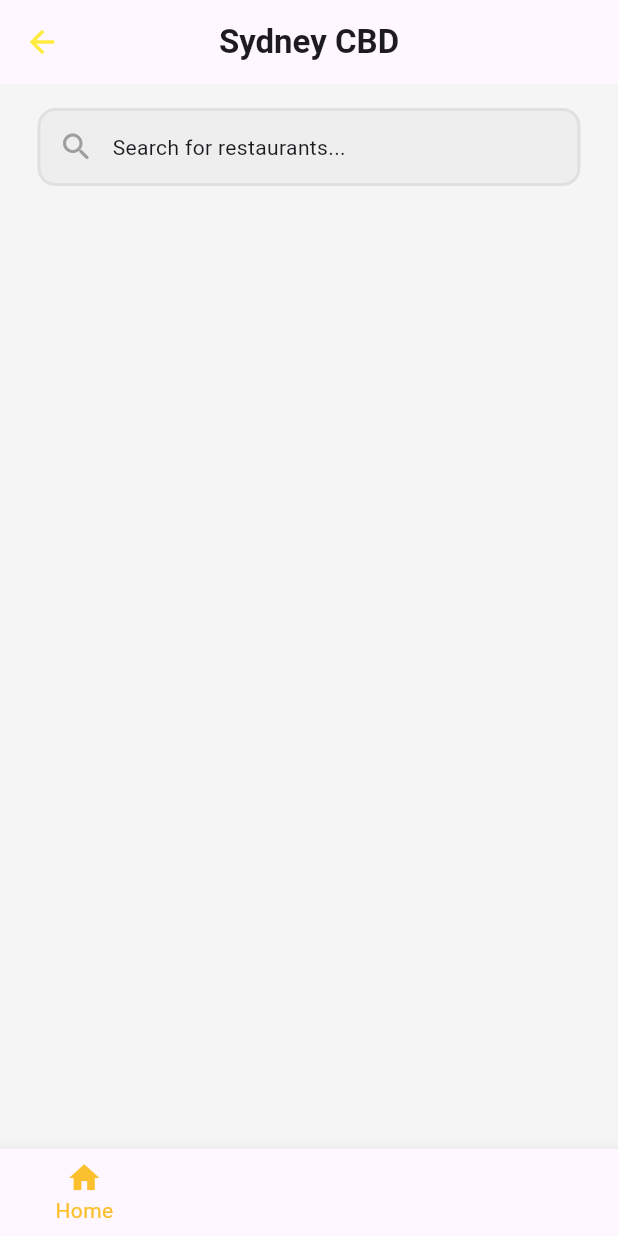
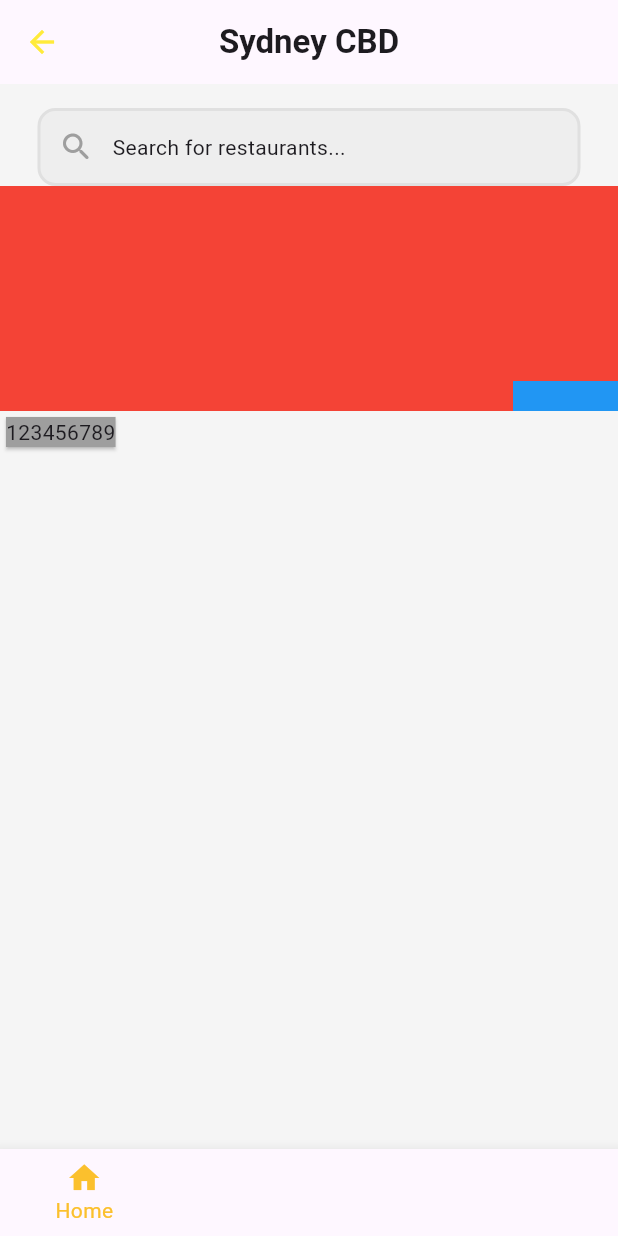
Before and after one commit to nivleking/ambw_uts_2024, a Flutter app: the HomePage screen opened directly, on a phone screen of 412 x 824 dp. Run offline on Flutter 3.47's test engine with Material 3 defaults, Android fonts, the light colour scheme and no system bars; our stand-ins replace font_awesome_flutter.

Commit message:
feat: testing mediaquery

```diff
--- a/lib/components/carousel.dart
+++ b/lib/components/carousel.dart
@@ -0,0 +1,24 @@
+import 'package:flutter/material.dart';
+
+class MyCarousel extends StatelessWidget {
+  const MyCarousel({super.key});
+
+  @override
+  Widget build(BuildContext context) {
+    return Stack(
+      alignment: Alignment.bottomRight,
+      children: [
+        Container(
+          width: MediaQuery.of(context).size.width,
+          height: 150,
+          color: Colors.red,
+        ),
+        Container(
+          width: 70,
+          height: 20,
+          color: Colors.blue,
+        ),
+      ],
+    );
+  }
+}
--- /dev/null
+++ b/lib/components/food_card.dart
@@ -0,0 +1,16 @@
+import 'dart:math';
+
+import 'package:flutter/material.dart';
+
+class MyFoodCard extends StatelessWidget {
+  const MyFoodCard({super.key});
+
+  @override
+  Widget build(BuildContext context) {
+    return Card(
+      color: Colors.grey,
+      child: Text("123456789"),
+      shape: RoundedRectangleBorder(),
+    );
+  }
+}
--- a/lib/home_page.dart
+++ b/lib/home_page.dart
@@ -1,5 +1,8 @@
+import 'package:ambw_uts_2024/components/carousel.dart';
+import 'package:ambw_uts_2024/components/food_card.dart';
 import 'package:ambw_uts_2024/components/search_bar.dart';
 import 'package:flutter/material.dart';
+import 'package:font_awesome_flutter/font_awesome_flutter.dart';
 
 class HomePage extends StatefulWidget {
   const HomePage({Key? key}) : super(key: key);
@@ -49,6 +52,10 @@ class _HomePageState extends State<HomePage> {
               height: 16,
             ),
             MySearchBar(),
+            MyCarousel(),
+            Row(
+              children: [MyFoodCard()],
+            )
           ],
         ),
       ),
@@ -67,7 +74,7 @@ class _HomePageState extends State<HomePage> {
             label: 'Bookmark',
           ),
           BottomNavigationBarItem(
-            icon: Icon(Icons.trolley),
+            icon: Icon(FontAwesomeIcons.trophy),
             label: 'Top Foodie',
           ),
           BottomNavigationBarItem(
```
Also changed, not shown: pubspec.yaml (+3 -4 lines), pubspec.lock, 3 other files.
